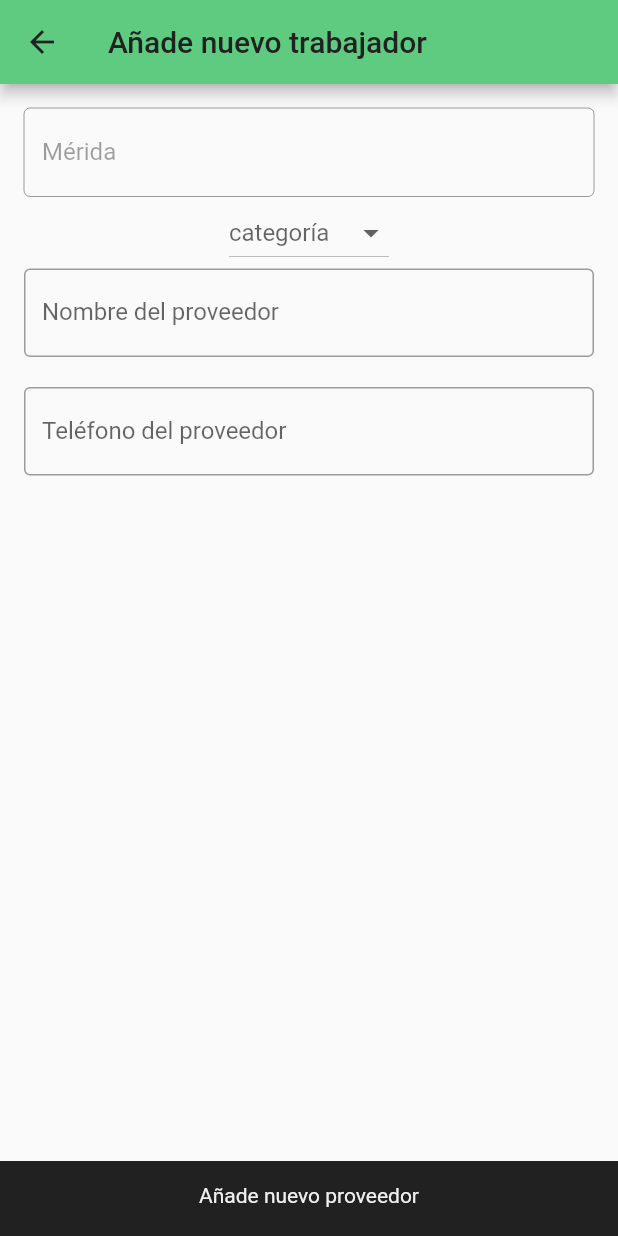
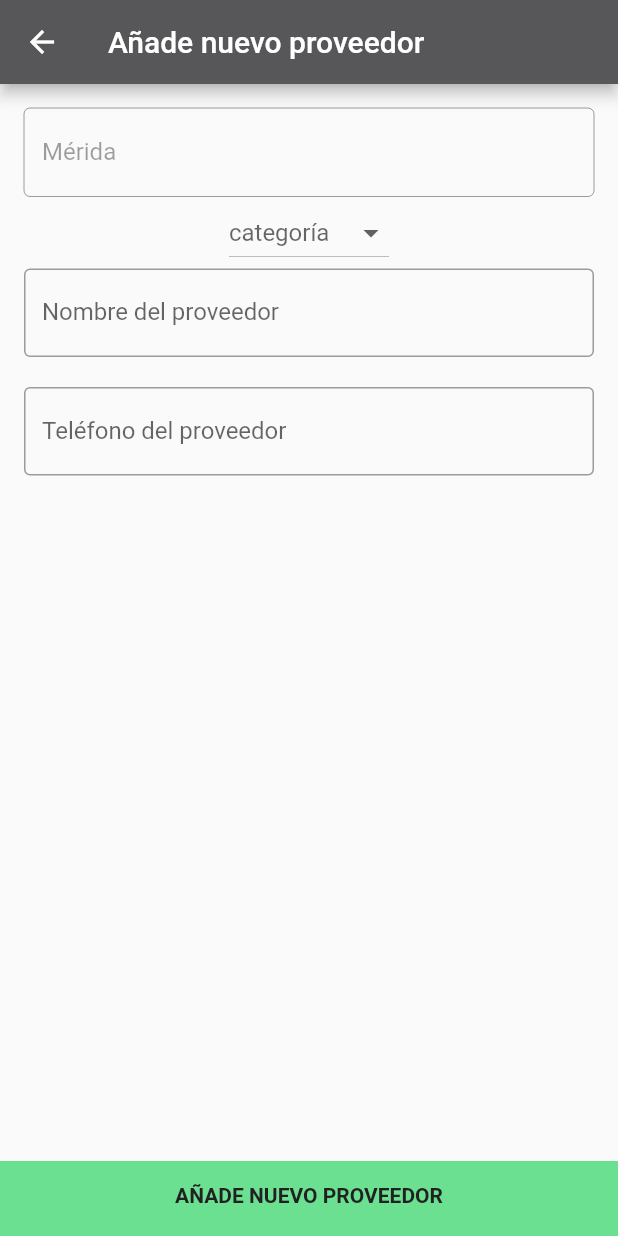
Before and after one commit to tomasbaran/gapi, a Flutter app: the screen it shows after launch, after a tap on the "add" icon, on a phone screen of 412 x 824 dp. Run offline on Flutter 3.47's test engine with Material 2 defaults, Android fonts, the light colour scheme and no system bars; our stand-ins replace firebase_core, firebase_database, flutter_multi_formatter, flutter_rating_bar, intl_phone_number_input; accounts and stored records are empty.

Commit message:
UI changes

```diff
--- a/lib/main.dart
+++ b/lib/main.dart
@@ -26,9 +26,9 @@ class MyApp extends StatelessWidget {
     return MaterialApp(
       title: 'Tedi',
       theme: ThemeData(
-        primaryColor: kPrimaryColor1,
+        primaryColor: kColorDarkGrey,
         appBarTheme: AppBarTheme(
-          color: kPrimaryColor1,
+          color: kColorDarkGrey,
         ),
       ),
       home: ChangeNotifierProvider(
--- a/lib/screens/add_review_screen.dart
+++ b/lib/screens/add_review_screen.dart
@@ -16,11 +16,11 @@ class AddReviewScreen extends StatelessWidget {
         title: Text(
           'Añade reseña: $workerName',
           style: TextStyle(
-            color: kColorAlmostBlack,
+            color: Colors.white,
           ),
         ),
-        backgroundColor: kPrimaryColor2,
-        foregroundColor: kColorAlmostBlack,
+        backgroundColor: kColorDarkGrey,
+        // foregroundColor: kPrimaryColor2,
       ),
       body: Column(mainAxisAlignment: MainAxisAlignment.spaceBetween, children: [
         SizedBox(height: 16),
--- a/lib/screens/add_worker_screen.dart
+++ b/lib/screens/add_worker_screen.dart
@@ -37,11 +37,11 @@ class _AddWorkerScreenState extends State<AddWorkerScreen> {
   Widget build(BuildContext context) {
     return Scaffold(
       appBar: AppBar(
-        foregroundColor: kColorAlmostBlack,
-        backgroundColor: kPrimaryColor2,
+        // foregroundColor: kColorDarkGrey,
+        backgroundColor: kColorDarkGrey,
         title: Text(
-          'Añade nuevo trabajador',
-          style: TextStyle(color: kColorAlmostBlack),
+          'Añade nuevo proveedor',
+          style: TextStyle(color: Colors.white),
         ),
       ),
       body: Column(
--- a/lib/screens/worker_detail_screen.dart
+++ b/lib/screens/worker_detail_screen.dart
@@ -90,7 +90,7 @@ class _WorkersDetailScreenState extends State<WorkersDetailScreen> {
       ),
       appBar: AppBar(title: Text(widget.categoryName)),
       body: Padding(
-        padding: const EdgeInsets.all(16),
+        padding: const EdgeInsets.symmetric(vertical: 8, horizontal: 16),
         child: Column(
           mainAxisAlignment: MainAxisAlignment.spaceBetween,
           children: [
@@ -206,7 +206,6 @@ class _WorkersDetailScreenState extends State<WorkersDetailScreen> {
                 ),
               ),
             ),
-            const SizedBox(height: 12),
           ],
         ),
       ),
--- a/lib/screens/workers_list_screen.dart
+++ b/lib/screens/workers_list_screen.dart
@@ -95,25 +95,24 @@ class _WorkersListScreenState extends State<WorkersListScreen> {
             mainAxisAlignment: MainAxisAlignment.start,
             crossAxisAlignment: CrossAxisAlignment.start,
             children: [
-              Text(
-                widget.title,
-                style: TextStyle(
-                  fontWeight: FontWeight.w800,
-                  fontSize: 26,
-                ),
+              Row(
+                children: [
+                  Text(widget.title, style: tsMainAppBarTitle),
+                  Text(': servicios del hogar', style: tsMainAppBarSubtitle),
+                ],
               ),
               const SizedBox(height: 4),
               Row(
                 children: [
                   Icon(
                     Icons.location_on_outlined,
-                    color: Colors.white70,
+                    color: kColorGrey,
                     size: 14,
                   ),
                   Text(
                     'Mérida: $workersCounter proveedores',
                     style: TextStyle(
-                      color: Colors.white70,
+                      color: kColorGrey,
                       fontSize: 14,
                       fontWeight: FontWeight.w400,
                     ),
@@ -148,7 +147,7 @@ class _WorkersListScreenState extends State<WorkersListScreen> {
                           ),
                           child: Text(
                             categories[index],
-                            style: TextStyle(color: Theme.of(context).primaryColor, fontWeight: FontWeight.bold),
+                            style: TextStyle(color: kColorAlmostBlack, fontWeight: FontWeight.bold),
                           ),
                         )
                       : MouseRegion(
--- a/lib/theme/style_constants.dart
+++ b/lib/theme/style_constants.dart
@@ -2,14 +2,19 @@ import 'package:flutter/material.dart';
 
 // colors
 // const Color kPrimaryColor1 = Color.fromARGB(255, 91, 163, 147);
-const Color kPrimaryColor2 = Color(0xFF5ECB80);
+const Color kPrimaryColor2 = Color.fromARGB(255, 108, 224, 145);
 const Color kPrimaryColor1 = Color(0xFF418D72);
 Color kPrimaryColorLight = Color(0xFF418D72).withOpacity(0.04);
-const Color kColorRed = Color(0xFFD09999);
+const Color kColorRed = Color.fromARGB(255, 175, 97, 97);
 const Color kColorGreen = Color(0xFF9DBDBB);
 const Color kColorLightGrey = Color(0xFFF0F0F0);
-const Color kColorDarkGrey = Color(0xFF666467);
+const Color kColorGrey = Color(0xFFCDCDCF);
+const Color kColorDarkGrey = Color(0xFF57575A);
 const Color kColorAlmostBlack = Color(0xFF212121);
+
+//
+const TextStyle tsMainAppBarTitle = TextStyle(color: kPrimaryColor2, fontWeight: FontWeight.w800, fontSize: 26);
+const TextStyle tsMainAppBarSubtitle = TextStyle(color: kColorLightGrey, fontWeight: FontWeight.w300, fontSize: 26);
 
 // worker_detail_screen.dart
 const TextStyle tsReviewCategory = TextStyle(fontSize: 16, fontWeight: FontWeight.bold);
--- a/lib/widgets/bottom_black_button.dart
+++ b/lib/widgets/bottom_black_button.dart
@@ -18,12 +18,15 @@ class BottomButton extends StatelessWidget {
           padding: const EdgeInsets.only(top: 15),
           height: 50,
           width: double.infinity,
-          color: kColorAlmostBlack,
+          color: kPrimaryColor2,
           child: Align(
             alignment: Alignment.topCenter,
             child: Text(
-              title,
-              style: TextStyle(color: kColorLightGrey),
+              title.toUpperCase(),
+              style: TextStyle(
+                color: kColorAlmostBlack,
+                fontWeight: FontWeight.bold,
+              ),
             ),
           ),
         ),
--- a/lib/widgets/review_container.dart
+++ b/lib/widgets/review_container.dart
@@ -63,7 +63,7 @@ class ReviewContainer extends StatelessWidget {
                       cursor: SystemMouseCursors.click,
                       child: const Icon(
                         Icons.star,
-                        color: Colors.black87,
+                        color: kPrimaryColor2,
                       ),
                     ),
                     onRatingUpdate: (rating) {
@@ -78,7 +78,7 @@ class ReviewContainer extends StatelessWidget {
                       cursor: SystemMouseCursors.click,
                       child: const Icon(
                         Icons.star,
-                        color: Colors.black87,
+                        color: kPrimaryColor2,
                       ),
                     ),
                     onRatingUpdate: (rating) {
```
Also changed, not shown: 1 other file.
